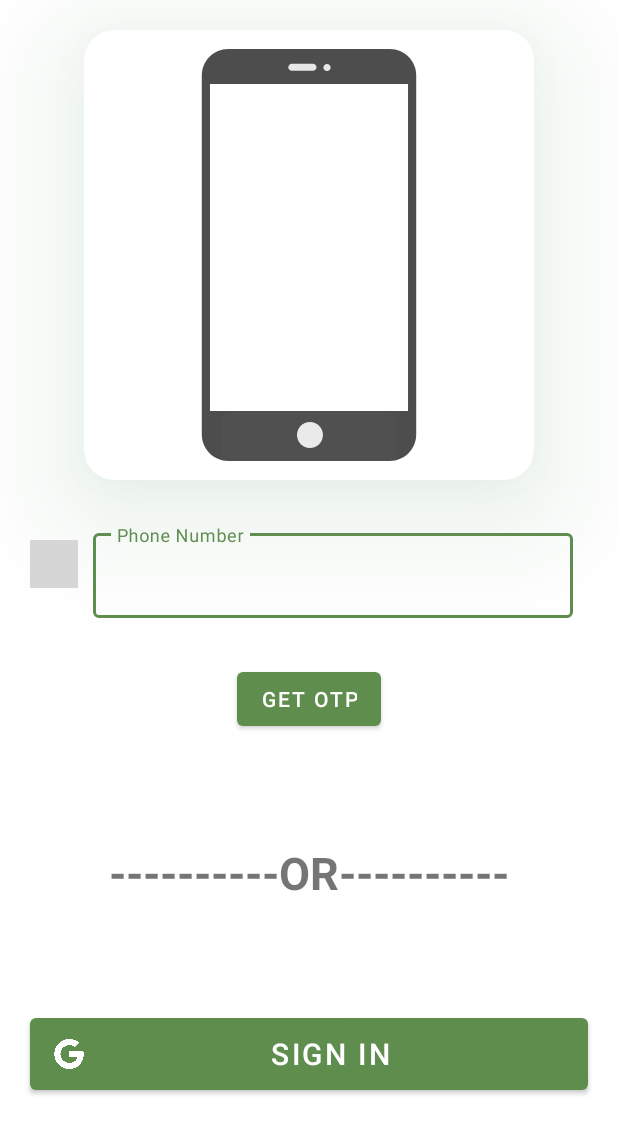
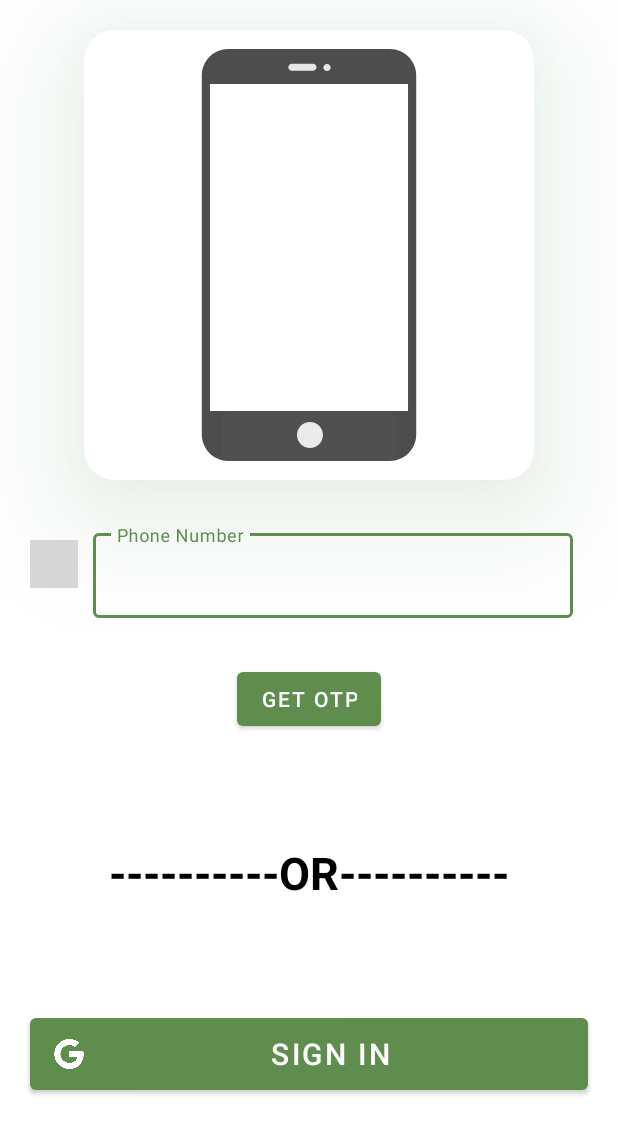
Before and after one commit to adword01/Krishi-Mitra, an Android app: the screen it shows after launch (LoginActivity), on a phone screen of 412 x 824 dp. Shown: the top 1134 px of the screen. Run offline under Robolectric (Android 15) with nearby library versions, the phone set to English and light mode, and no system bars; our stand-ins replace Firebase (no records; nobody signed in at launch, a user with empty details on screens opened directly); plain views replace CountryCodePicker; Roboto replaces fonts that are not available here; grey boxes are pictures that could not be loaded.

Commit message:
mac push

```diff
--- a/app/src/main/java/com/example/krishimitra/fragments/UserProfileFragment.kt
+++ b/app/src/main/java/com/example/krishimitra/fragments/UserProfileFragment.kt
@@ -48,7 +48,6 @@ class UserProfileFragment : Fragment() {
         authnumber = auth.currentUser!!.phoneNumber.toString()
         phoneNumberWithoutCountryCode = authnumber?.replace("^\\+\\d{1,2}".toRegex(), "").toString()
 
-        Toast.makeText(activity,phoneNumberWithoutCountryCode,Toast.LENGTH_SHORT).show()
 
         if(auth.currentUser!!.email != null){
             EmailData()
--- a/app/src/main/res/layout/activity_login.xml
+++ b/app/src/main/res/layout/activity_login.xml
@@ -121,6 +121,7 @@
         android:gravity="center"
         android:text="----------OR----------"
         android:textSize="30dp"
+        android:textColor="@color/black"
         android:textStyle="bold"
         app:layout_constraintBottom_toTopOf="@+id/signIn"
         app:layout_constraintEnd_toEndOf="parent"
```
